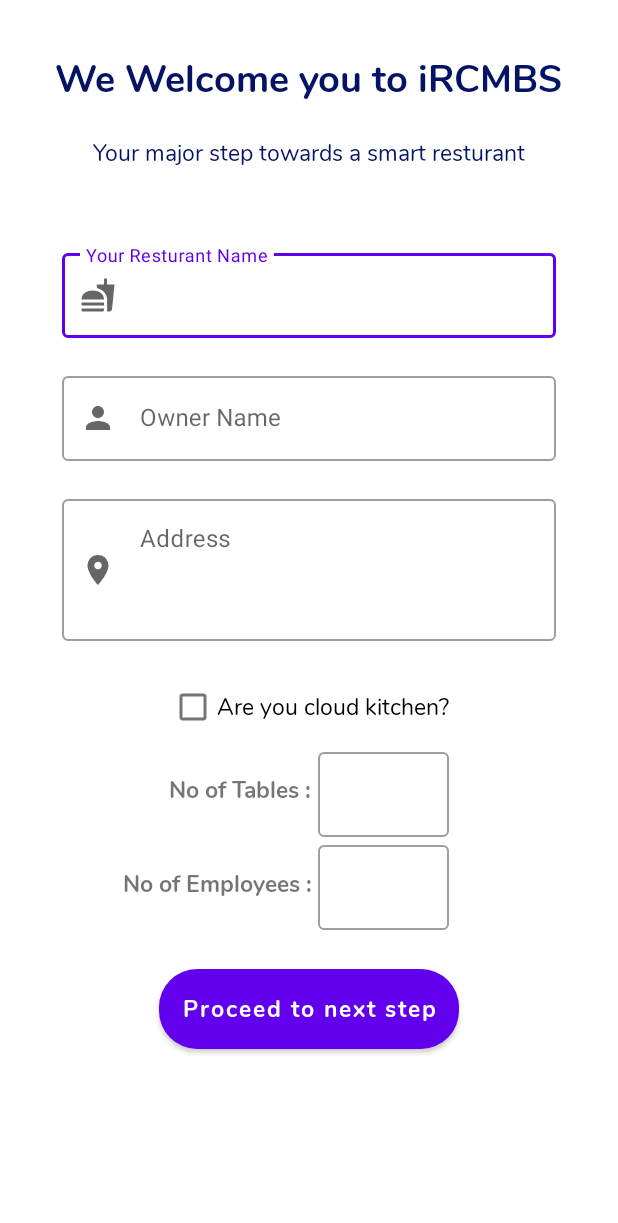
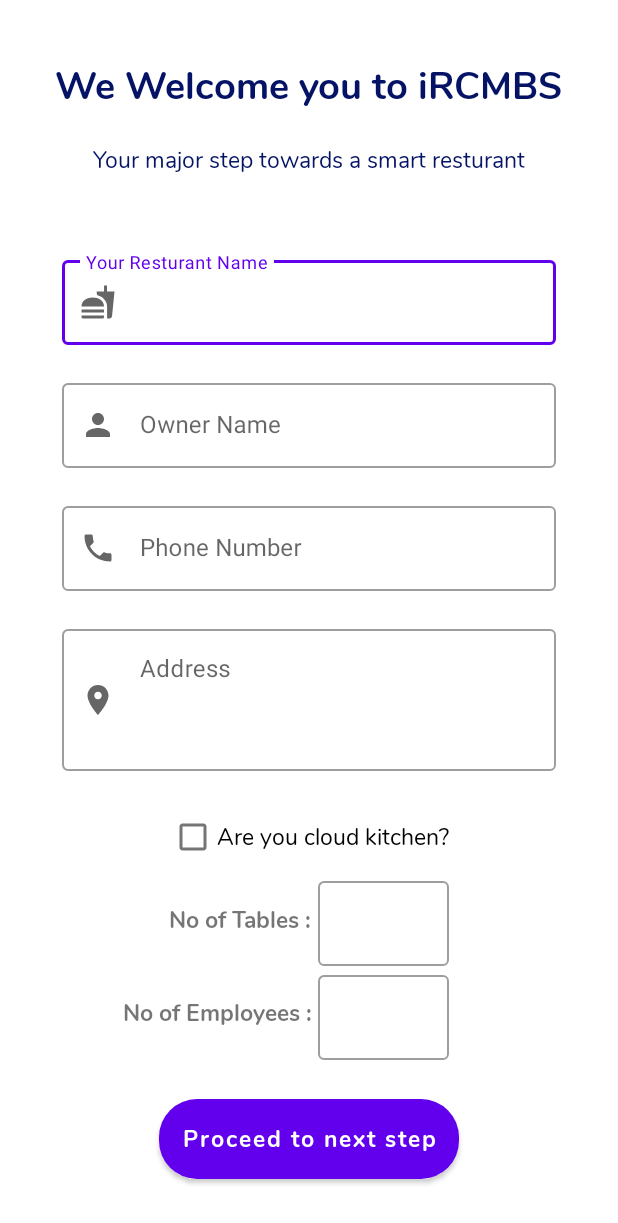
Before and after one commit to divyancod/iRCMBS, an Android app: the RestSignUpDetails screen opened directly, with no data from a screen before it, on a phone screen of 412 x 824 dp. Shown: the top 1223 px of the screen. Run offline under Robolectric (Android 15) with nearby library versions, the phone set to English and light mode, and no system bars; our stand-ins replace Firebase (no records; nobody signed in at launch, a user with empty details on screens opened directly); 1 statement that could not run was skipped.

Commit message:
phone number api change

```diff
--- a/app/src/main/java/com/messed/ircmbs/Model/UserPreference.java
+++ b/app/src/main/java/com/messed/ircmbs/Model/UserPreference.java
@@ -33,6 +33,7 @@ public class UserPreference {
         editor.putString("cloudornot",restLoggedData.getCloudornot());
         editor.putString("tables",restLoggedData.getTables());
         editor.putString("employees",restLoggedData.getEmployees());
+        editor.putString("phone",restLoggedData.getPhonenumber());
         editor.putInt("init",1);
         editor.commit();
     }
@@ -89,6 +90,10 @@ public class UserPreference {
         employees=preferences.getString("employees",null);
         return employees;
     }
+    public String getPhone()
+    {
+        return preferences.getString("phone",null);
+    }
 
     public void delete()
     {
--- a/app/src/main/java/com/messed/ircmbs/Network/NetworkService.java
+++ b/app/src/main/java/com/messed/ircmbs/Network/NetworkService.java
@@ -33,7 +33,9 @@ public interface NetworkService {
             @Field("address") String address,
             @Field("cloudkitchen") String cloud,
             @Field("tables") String tables,
-            @Field("employees") String employees);
+            @Field("employees") String employees,
+            @Field("phone") String phone
+    );
 
     @POST("/rest_profile.php")
     @FormUrlEncoded
--- a/app/src/main/java/com/messed/ircmbs/RestMyAccount.java
+++ b/app/src/main/java/com/messed/ircmbs/RestMyAccount.java
@@ -23,7 +23,7 @@ public class RestMyAccount extends Fragment {
         // Required empty public constructor
     }
 
-    EditText restname,ownername,restadderss,restemp,resttables,restemail;
+    EditText restname,ownername,restadderss,restemp,resttables,restemail,restphone;
     MaterialButton updatebutton;
     @Override
     public void onCreate(Bundle savedInstanceState) {
@@ -40,13 +40,14 @@ public class RestMyAccount extends Fragment {
         resttables=view.findViewById(R.id.myacc_numtables);
         restemail=view.findViewById(R.id.myacc_restemail);
         updatebutton=view.findViewById(R.id.myacc_nextbutton);
+        restphone=view.findViewById(R.id.myacc_phone);
         restemail.setEnabled(false);
         setDetails();
         updatebutton.setOnClickListener(new View.OnClickListener() {
             @Override
             public void onClick(View v) {
                 Snackbar.make(v,"Coming Soon",Snackbar.LENGTH_LONG).show();
-                //TODO
+                //TODO update profile(api needed)
             }
         });
         return view;
@@ -60,5 +61,6 @@ public class RestMyAccount extends Fragment {
         restemp.setText(""+userPreference.getEmployees());
         resttables.setText(""+userPreference.getTables());
         restemail.setText(""+FirebaseAuth.getInstance().getCurrentUser().getEmail());
+        restphone.setText(""+userPreference.getPhone());
     }
 }
--- a/app/src/main/java/com/messed/ircmbs/View/LoginActivities/LoginChoice.java
+++ b/app/src/main/java/com/messed/ircmbs/View/LoginActivities/LoginChoice.java
@@ -58,6 +58,7 @@ public class LoginChoice extends AppCompatActivity {
             @Override
             public void onClick(View v) {
                 Snackbar.make(v,"Coming Soon",Snackbar.LENGTH_LONG).show();
+                //TODO add employee login(api required)
             }
         });
     }
--- a/app/src/main/java/com/messed/ircmbs/View/LoginActivities/RestSignUpDetails.java
+++ b/app/src/main/java/com/messed/ircmbs/View/LoginActivities/RestSignUpDetails.java
@@ -31,7 +31,7 @@ import retrofit2.Response;
  * */
 public class RestSignUpDetails extends AppCompatActivity {
 
-    TextInputEditText restname,restownername,restaddress,restemployees,resttables;
+    TextInputEditText restname,restownername,restaddress,restemployees,resttables,restphone;
     MaterialCheckBox checkBox;
     MaterialButton button;
     FirebaseAuth firebaseAuth;
@@ -51,6 +51,7 @@ public class RestSignUpDetails extends AppCompatActivity {
         restemployees=findViewById(R.id.signup_numemployees);
         checkBox=findViewById(R.id.cloudornot);
         button=findViewById(R.id.nextbutton);
+        restphone=findViewById(R.id.signup_phone);
         restownername.setText(fullname);
         firebaseAuth=FirebaseAuth.getInstance();
         button.setOnClickListener(new View.OnClickListener() {
@@ -75,6 +76,7 @@ public class RestSignUpDetails extends AppCompatActivity {
         String raddress=restaddress.getText().toString();
         String rnumtables=resttables.getText().toString();
         String rnumemp=restemployees.getText().toString();
+        String rphone=restphone.getText().toString();
         if(rname.isEmpty() || rowner.isEmpty() || raddress.isEmpty() || rnumtables.isEmpty() || rnumemp.isEmpty())
         {
             Toast.makeText(RestSignUpDetails.this,"All fields Required",Toast.LENGTH_LONG).show();
@@ -91,7 +93,7 @@ public class RestSignUpDetails extends AppCompatActivity {
         //FirebaseUser currentFirebaseUser = FirebaseAuth.getInstance().getCurrentUser() ;
        // Log.e("TAG",""+currentFirebaseUser.getUid());
         NetworkService networkService= RetrofitInstanceClient.getRetrofit().create(NetworkService.class);
-        call=networkService.signupCall(rname,firebaseAuth.getUid(),rowner,raddress,n,rnumtables,rnumemp);
+        call=networkService.signupCall(rname,firebaseAuth.getUid(),rowner,raddress,n,rnumtables,rnumemp,rphone);
         call.enqueue(new Callback<SignUpCall>() {
             @Override
             public void onResponse(Call<SignUpCall> call, Response<SignUpCall> response) {
--- a/app/src/main/java/com/messed/ircmbs/View/RestBilling.java
+++ b/app/src/main/java/com/messed/ircmbs/View/RestBilling.java
@@ -102,7 +102,7 @@ public class RestBilling extends AppCompatActivity {
             @Override
             public void onItemSelected(AdapterView<?> parent, View view, int position, long id) {
                 String key=position+"";
-                if(position>0) {
+                if(position>=0) {
                     if(tablelist.containsKey(key))
                     {
                         button.setEnabled(true);
--- a/app/src/main/res/layout/activity_rest_sign_up_details.xml
+++ b/app/src/main/res/layout/activity_rest_sign_up_details.xml
@@ -76,6 +76,24 @@
         </com.google.android.material.textfield.TextInputLayout>
 
         <com.google.android.material.textfield.TextInputLayout
+            android:id="@+id/textInputLayout09"
+            style="@style/Widget.MaterialComponents.TextInputLayout.OutlinedBox"
+            android:layout_width="0dp"
+            android:layout_height="wrap_content"
+            android:layout_marginTop="20dp"
+            app:layout_constraintEnd_toStartOf="@+id/guideline16"
+            app:layout_constraintStart_toStartOf="@+id/guideline15"
+            app:layout_constraintTop_toBottomOf="@+id/textInputLayout4"
+            app:startIconDrawable="@drawable/ic_baseline_phone_24">
+
+            <com.google.android.material.textfield.TextInputEditText
+                android:id="@+id/signup_phone"
+                android:layout_width="match_parent"
+                android:layout_height="wrap_content"
+                android:hint="Phone Number" />
+        </com.google.android.material.textfield.TextInputLayout>
+
+        <com.google.android.material.textfield.TextInputLayout
             android:id="@+id/textInputLayout5"
             style="@style/Widget.MaterialComponents.TextInputLayout.OutlinedBox"
             android:layout_width="0dp"
@@ -83,7 +101,7 @@
             android:layout_marginTop="20dp"
             app:layout_constraintEnd_toStartOf="@+id/guideline16"
             app:layout_constraintStart_toStartOf="@+id/guideline15"
-            app:layout_constraintTop_toBottomOf="@+id/textInputLayout4"
+            app:layout_constraintTop_toBottomOf="@+id/textInputLayout09"
             app:startIconDrawable="@drawable/ic_baseline_location">
 
             <com.google.android.material.textfield.TextInputEditText
--- a/app/src/main/res/layout/employee_list_adapter.xml
+++ b/app/src/main/res/layout/employee_list_adapter.xml
@@ -5,6 +5,7 @@
     xmlns:app="http://schemas.android.com/apk/res-auto">
 
     <com.google.android.material.card.MaterialCardView
+        android:id="@+id/employee_cardlayout"
         android:layout_width="match_parent"
         android:layout_height="wrap_content"
         android:layout_margin="5dp"
--- a/app/src/main/res/layout/sales_adapter.xml
+++ b/app/src/main/res/layout/sales_adapter.xml
@@ -6,6 +6,7 @@
     android:layout_height="wrap_content">
 
     <com.google.android.material.card.MaterialCardView
+        android:id="@+id/sales_cardlayout"
         android:layout_width="match_parent"
         android:layout_height="wrap_content"
         android:layout_margin="5dp"
```
Also changed, not shown: app/src/main/java/com/messed/ircmbs/Model/RestLoggedData.java (+11 -0 lines), app/src/main/java/com/messed/ircmbs/RestEmployeeAdapter.java (+9 -0 lines), app/src/main/java/com/messed/ircmbs/View/Adapters/SalesRecordAdapter.java (+9 -0 lines), app/src/main/java/com/messed/ircmbs/View/RestaurantHomeScreen.java (+12 -1 lines), app/src/main/res/layout/frag_rest_my_account.xml (+19 -1 lines).
